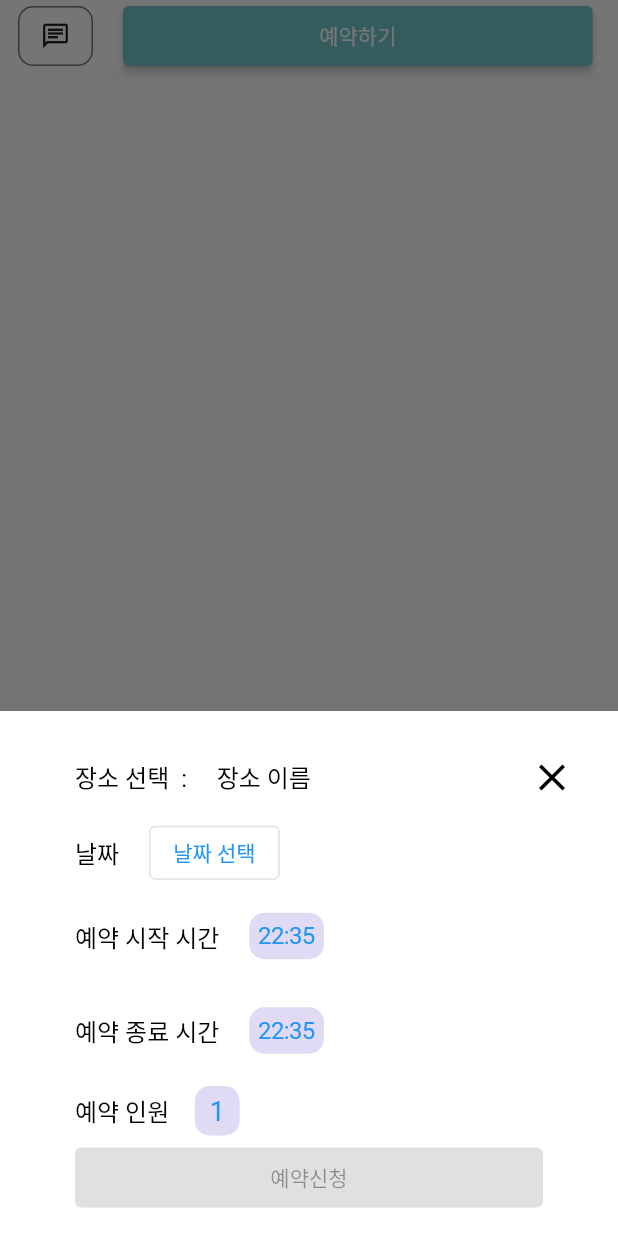
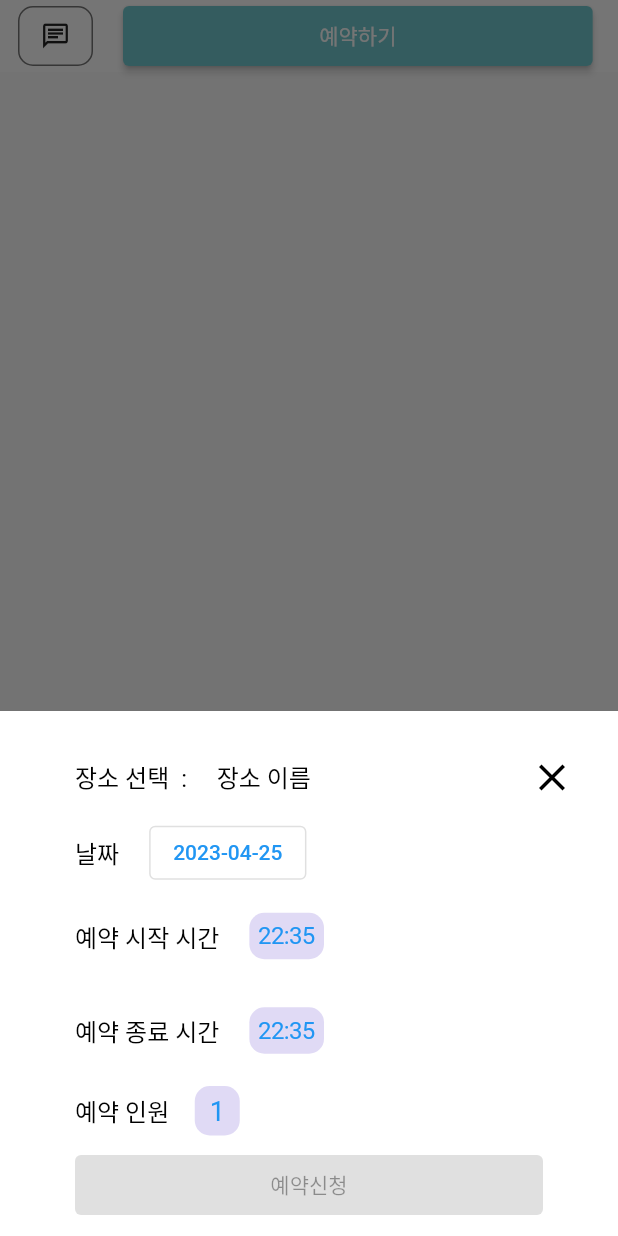
Before and after one commit to clean17/Village-Front-Project, a Flutter app: the PlaceCustomBottomButton widget shown alone on an empty page, opened directly, after a tap on "예약하기", on a phone screen of 412 x 824 dp. Run offline on Flutter 3.47's test engine with Material 2 defaults, Android fonts, the phone set to English and light mode, and no system bars; our stand-ins replace dio, flutter_riverpod, flutter_secure_storage, fluttertoast, font_awesome_flutter, geolocator and 5 more; missing offline and left inert: bootpay, remedi_kopo; accounts and stored records are empty; network calls fail; statements that could not run were skipped; project files that could hold a hidden picture were left out.

Commit message:
달력 날짜 선택

```diff
--- a/lib/view/pages/place/detail_page/place_detail_page_view_model.dart
+++ b/lib/view/pages/place/detail_page/place_detail_page_view_model.dart
@@ -1,5 +1,6 @@
 // 창고 관리자
 import 'package:flutter_riverpod/flutter_riverpod.dart';
+import 'package:logger/logger.dart';
 
 final placeDetailPageProvider = StateNotifierProvider.autoDispose<
     PlaceDetailPageViewModel, PlaceDetailPageModel>((ref) {
@@ -14,7 +15,7 @@ final placeDetailPageProvider = StateNotifierProvider.autoDispose<
 class PlaceDetailPageModel {
   // Place place;
   bool isscrolled;
-  DateTime? resevasionDate;
+  String? resevasionDate;
   PlaceDetailPageModel({
     // required this.place,
     this.isscrolled = false,
@@ -47,7 +48,8 @@ class PlaceDetailPageViewModel extends StateNotifier<PlaceDetailPageModel> {
     state = PlaceDetailPageModel(isscrolled: scrolled);
   }
 
-  void reservationDate(DateTime input) {
+  void reservationDate(String input) {
+    Logger().d('값 변경됨');
     state = PlaceDetailPageModel(resevasionDate: input);
   }
 
--- a/lib/view/pages/place/detail_page/widgets/place_botton_button.dart
+++ b/lib/view/pages/place/detail_page/widgets/place_botton_button.dart
@@ -76,7 +76,16 @@ class PlaceCustomBottomButton extends StatelessWidget {
                                           padding: const EdgeInsets.only(
                                             left: 20,
                                           ),
-                                          child: PlaceDatePicker())
+                                          child: PlaceDatePicker()),
+                                      // Consumer(
+                                      //   builder: (context, ref, child) {
+                                      //     PlaceDetailPageModel pm = ref
+                                      //         .watch(placeDetailPageProvider);
+                                      //     return pm.resevasionDate != null
+                                      //         ? Text(pm.resevasionDate!)
+                                      //         : const Text('날짜 선택');
+                                      //   },
+                                      // )
                                     ],
                                   ),
                                   const PlaceTimePicker(text: '예약 시작 시간'),
@@ -89,7 +98,7 @@ class PlaceCustomBottomButton extends StatelessWidget {
                           Positioned(
                               right: 50,
                               left: 50,
-                              bottom: 15,
+                              bottom: 10,
                               child: CustomBottomButton(
                                   mWeith: getScreenHeight(context),
                                   text: "예약신청",
--- a/lib/view/pages/place/detail_page/widgets/place_date_picker.dart
+++ b/lib/view/pages/place/detail_page/widgets/place_date_picker.dart
@@ -1,23 +1,26 @@
 import 'package:flutter/material.dart';
+import 'package:flutter_riverpod/flutter_riverpod.dart';
+import 'package:intl/intl.dart';
+import 'package:logger/logger.dart';
+import 'package:village/view/pages/place/detail_page/place_detail_page_view_model.dart';
 
 class PlaceDatePicker extends StatefulWidget {
   PlaceDatePicker({super.key, this.restorationId});
 
   final String? restorationId;
-  late DateTime input;
+  DateTime input = DateTime.now();
+  String formatString = DateFormat('yyyy-MM-dd').format(DateTime.now());
 
   @override
   State<PlaceDatePicker> createState() => _PlaceDatePickerState();
 }
 
-/// RestorationProperty objects can be used because of RestorationMixin.
 class _PlaceDatePickerState extends State<PlaceDatePicker>
     with RestorationMixin {
-  // In this example, the restoration ID for the mixin is passed in through
-  // the [StatefulWidget]'s constructor.
   @override
   String? get restorationId => widget.restorationId;
 
+  // 오늘 날짜 선택되어 있음
   final RestorableDateTime _selectedDate = RestorableDateTime(DateTime.now());
   late final RestorableRouteFuture<DateTime?> _restorableDatePickerRouteFuture =
       RestorableRouteFuture<DateTime?>(
@@ -30,6 +33,7 @@ class _PlaceDatePickerState extends State<PlaceDatePicker>
     },
   );
 
+  // 달력 생성
   static Route<DateTime> _datePickerRoute(
     BuildContext context,
     Object? arguments,
@@ -48,6 +52,7 @@ class _PlaceDatePickerState extends State<PlaceDatePicker>
     );
   }
 
+  // 선택했던 날짜
   @override
   void restoreState(RestorationBucket? oldBucket, bool initialRestore) {
     registerForRestoration(_selectedDate, 'selected_date');
@@ -55,38 +60,59 @@ class _PlaceDatePickerState extends State<PlaceDatePicker>
         _restorableDatePickerRouteFuture, 'date_picker_route_future');
   }
 
+  // 날짜 선택
   void _selectDate(DateTime? newSelectedDate) {
     if (newSelectedDate != null) {
       setState(() {
         _selectedDate.value = newSelectedDate;
         widget.input = newSelectedDate;
-        // ScaffoldMessenger.of(context).showSnackBar(SnackBar(
-        //   content: Text(
-        //       'Selected: ${_selectedDate.value.day}/${_selectedDate.value.month}/${_selectedDate.value.year}'),
-        // ));
+        widget.formatString = DateFormat('yyyy-MM-dd').format(widget.input);
       });
-      // Consumer(
-      //   builder: (context, ref, child) {
-      //     PlaceDetailPageViewModel vm =
-      //         ref.read(placeDetailPageProvider.notifier);
-      //     vm.reservationDate(newSelectedDate);
-      //     PlaceDetailPageModel pm = ref.watch(placeDetailPageProvider);
-      //     return pm != null
-      //         ? DateFormat('MM/dd/yyyy').format(pm.resevasionDate.toString())
-      //         : null;
-      //   },
-      // );
+      final myWidget = MyWidget(widget.formatString);
+      Builder(builder: (context) => myWidget);
     }
   }
 
-  //
   @override
   Widget build(BuildContext context) {
     return OutlinedButton(
-      onPressed: () {
-        _restorableDatePickerRouteFuture.present();
-      },
-      child: const Text('날짜 선택'),
-    );
+        onPressed: () {
+          _restorableDatePickerRouteFuture.present();
+        },
+        child: Row(
+          children: [
+            Text(widget.formatString),
+            MyWidget(widget.formatString),
+          ],
+        ));
   }
 }
+
+class MyWidget extends ConsumerWidget {
+  final String text;
+  late WidgetRef ref;
+
+  MyWidget(this.text, {super.key});
+
+  // @override
+  // Widget build(BuildContext context, WidgetRef ref) {
+  //   PlaceDetailPageViewModel vm = ref.read(placeDetailPageProvider.notifier);
+  //   vm.reservationDate(text);
+  //   Logger().d('변경 1 ');
+  //   return const SizedBox.shrink();
+  // }
+  @override
+  Widget build(BuildContext context, WidgetRef ref) {
+    this.ref = ref;
+    return const SizedBox.shrink();
+  }
+
+  @override
+  void didChangeDependencies(BuildContext context) {
+    WidgetsBinding.instance.addPostFrameCallback((_) {
+      Logger().d('reservationDate 호출됨');
+      final vm = ref.read(placeDetailPageProvider.notifier);
+      vm.reservationDate(text);
+    });
+  }
+}
--- a/pubspec.yaml
+++ b/pubspec.yaml
@@ -40,6 +40,7 @@ dependencies:
   animate_do: ^3.0.2
   dio: ^5.1.1
   flutter_riverpod: ^2.3.2
+  riverpod: ^2.3.6
   font_awesome_flutter: ^9.0.0
   lottie: ^2.3.2
   http: ^0.13.5
```
Also changed, not shown: pubspec.lock.
